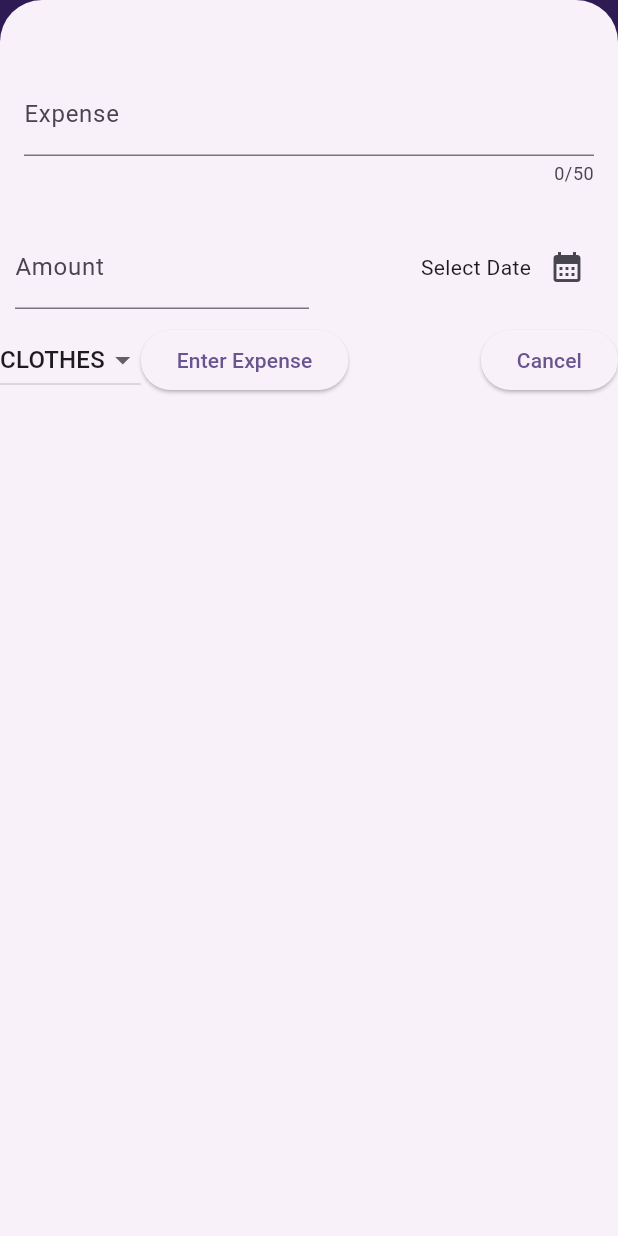
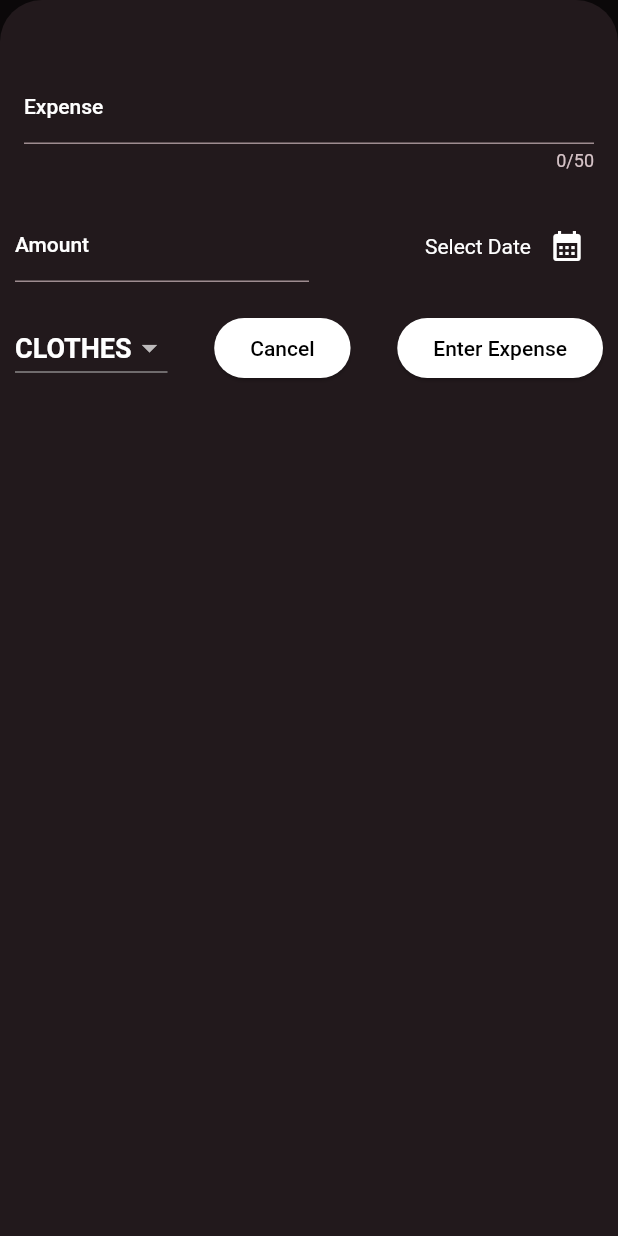
Before and after one commit to Danielogbebor/expense_app, a Flutter app: the screen it shows after launch, after a tap on the "add" icon, on a phone screen of 412 x 824 dp. Run offline on Flutter 3.47's test engine with Material 2 defaults, Android fonts, the phone set to English and light mode, and no system bars.

Commit message:
expense tracker

```diff
--- a/lib/expenses.dart
+++ b/lib/expenses.dart
@@ -1,6 +1,7 @@
 import 'package:expense_app/expenses_list.dart';
 import 'package:expense_app/models/expense.dart';
 import 'package:expense_app/new_expense.dart';
+import 'package:expense_app/widget/chart.dart';
 import 'package:flutter/material.dart';
 
 class Expenses extends StatefulWidget {
@@ -15,6 +16,26 @@ class _ExpensesState extends State<Expenses> {
     setState(() {
       _registeredExpenses.add(expense);
     });
+  }
+
+  void removeExpense(Expense expense) {
+    final expenseIndex = _registeredExpenses.indexOf(expense);
+    setState(() {
+      _registeredExpenses.remove(expense);
+    });
+    ScaffoldMessenger.of(context).clearSnackBars();
+    ScaffoldMessenger.of(context).showSnackBar(SnackBar(
+      duration: Duration(seconds: 3),
+      content: Text("Expense Removed"),
+      action: SnackBarAction(
+        label: "Undo",
+        onPressed: () {
+          setState(() {
+            _registeredExpenses.insert(expenseIndex, expense);
+          });
+        },
+      ),
+    ));
   }
 
   final List<Expense> _registeredExpenses = [
@@ -46,10 +67,22 @@ class _ExpensesState extends State<Expenses> {
   final whitecolor = Colors.white;
   @override
   Widget build(BuildContext context) {
+    final isDarkMode =
+        MediaQuery.of(context).platformBrightness == Brightness.dark;
+    Widget mainContent = const Center(
+      child: Text(
+        "No expense available, Add Expense",
+        style: TextStyle(
+            color: Colors.white, fontWeight: FontWeight.bold, fontSize: 20),
+      ),
+    );
+
     return Scaffold(
-      backgroundColor: Colors.deepPurple,
+      backgroundColor: isDarkMode
+          ? Theme.of(context).colorScheme.primary
+          : Theme.of(context).colorScheme.primary.withOpacity(0.65),
       appBar: AppBar(
-        backgroundColor: Colors.deepPurple,
+        // backgroundColor: Colors.deepPurple,
         title: Text("Expense Tracker",
             style: TextStyle(
                 color: whitecolor, fontSize: 25, fontWeight: FontWeight.bold)),
@@ -66,8 +99,15 @@ class _ExpensesState extends State<Expenses> {
       ),
       body: Center(
         child: Column(mainAxisAlignment: MainAxisAlignment.center, children: [
-          Text("The expense chart"),
-          Expanded(child: ExpenseList(expenses: _registeredExpenses)),
+          Chart(expenses: _registeredExpenses),
+          Expanded(
+            child: _registeredExpenses.isEmpty
+                ? mainContent
+                : ExpenseList(
+                    expenses: _registeredExpenses,
+                    onRemoveExpense: removeExpense,
+                  ),
+          )
         ]),
       ),
     );
--- a/lib/expenses_list.dart
+++ b/lib/expenses_list.dart
@@ -3,14 +3,24 @@ import 'package:expense_app/widget/expense_item.dart';
 import 'package:flutter/material.dart';
 
 class ExpenseList extends StatelessWidget {
-  const ExpenseList({super.key, required this.expenses});
+  ExpenseList(
+      {super.key, required this.expenses, required this.onRemoveExpense});
   final List<Expense> expenses;
+  void Function(Expense expense) onRemoveExpense;
   @override
   Widget build(BuildContext context) {
     return ListView.builder(
       itemCount: expenses.length,
       itemBuilder: (BuildContext context, int index) {
-        return ExpenseItem(expense: expenses[index]);
+        return Dismissible(
+            background: Container(
+              color: Theme.of(context).colorScheme.error,
+            ),
+            key: ValueKey(expenses[index]),
+            onDismissed: (direction) {
+              onRemoveExpense(expenses[index]);
+            },
+            child: ExpenseItem(expense: expenses[index]));
       },
     );
   }
--- a/lib/main.dart
+++ b/lib/main.dart
@@ -4,6 +4,13 @@ import 'package:flutter/material.dart';
 void main() {
   runApp(const MyApp());
 }
+
+var kColorScheme = ColorScheme.fromSeed(seedColor: Colors.deepPurple);
+var kDarkTheme = ColorScheme.fromSeed(
+    brightness: Brightness.dark,
+    seedColor: Color.fromARGB(255, 0, 0, 0),
+    onPrimary: Colors.white,
+    primary: Colors.black);
 
 class MyApp extends StatelessWidget {
   const MyApp({super.key});
@@ -14,11 +21,45 @@ class MyApp extends StatelessWidget {
     return MaterialApp(
       debugShowCheckedModeBanner: false,
       title: 'Flutter Demo',
-      theme: ThemeData(
-        colorScheme: ColorScheme.fromSeed(seedColor: Colors.deepPurple),
+      darkTheme: ThemeData.dark().copyWith(
         useMaterial3: true,
+        colorScheme: kDarkTheme,
+        textTheme: ThemeData().textTheme.copyWith(
+              titleLarge: const TextStyle(
+                fontWeight: FontWeight.bold,
+                fontSize: 18,
+                color: Colors.white,
+              ),
+              titleMedium: const TextStyle(
+                fontWeight: FontWeight.bold,
+                fontSize: 18,
+                color: Colors.white,
+              ),
+            ),
+        elevatedButtonTheme: ElevatedButtonThemeData(
+            style: ElevatedButton.styleFrom(
+                backgroundColor: kDarkTheme.onPrimary,
+                foregroundColor: kDarkTheme.primary)),
       ),
+      theme: ThemeData().copyWith(
+          useMaterial3: true,
+          colorScheme: kColorScheme,
+          appBarTheme: AppBarTheme().copyWith(
+            backgroundColor: kColorScheme.onPrimaryContainer,
+            foregroundColor: kColorScheme.onPrimary,
+          ),
+          textTheme: ThemeData().textTheme.copyWith(
+              titleLarge: TextStyle(
+                  fontWeight: FontWeight.bold,
+                  fontSize: 18,
+                  color: Color.fromARGB(255, 14, 14, 14))),
+          elevatedButtonTheme: ElevatedButtonThemeData(
+              style: ElevatedButton.styleFrom(
+                  backgroundColor: kColorScheme.primaryContainer)),
+          cardTheme: CardTheme()
+              .copyWith(color: Colors.white, margin: EdgeInsets.all(7))),
       home: const Expenses(),
+      themeMode: ThemeMode.dark,
     );
   }
 }
--- a/lib/models/expense.dart
+++ b/lib/models/expense.dart
@@ -12,6 +12,7 @@ const categoryIcons = {
   Category.leisure: Icons.movie,
   Category.food: Icons.food_bank,
   Category.work: Icons.work,
+  Category.clothes: Icons.wallet,
 };
 
 class Expense {
@@ -32,3 +33,23 @@ class Expense {
     return formater.format(date);
   }
 }
+
+class ExpenseBucket {
+  const ExpenseBucket({required this.expenses, required this.category});
+  final List<Expense> expenses;
+  final Category category;
+
+  ExpenseBucket.forCategory(List<Expense> allExpenses, this.category)
+      : expenses = allExpenses
+            .where((expense) => expense.category == category)
+            .toList();
+
+  double get totalExpense {
+    double sum = 0;
+    for (final expense in expenses) {
+      sum += expense.amount;
+    }
+
+    return sum;
+  }
+}
--- a/lib/new_expense.dart
+++ b/lib/new_expense.dart
@@ -1,4 +1,5 @@
 // ignore_for_file: public_member_api_docs, sort_constructors_first
+import 'package:expense_app/main.dart';
 import 'package:flutter/material.dart';
 
 import 'package:expense_app/models/expense.dart';
@@ -27,13 +28,21 @@ class _NewExpenseState extends State<NewExpense> {
 
   @override
   Widget build(BuildContext context) {
+    final isDarkMode =
+        MediaQuery.of(context).platformBrightness == Brightness.dark;
     return Column(
       children: [
         Padding(
           padding: EdgeInsets.fromLTRB(16, 48, 16, 16),
           child: TextField(
             controller: titleController,
-            decoration: InputDecoration(labelText: "Expense"),
+            decoration: InputDecoration(
+              labelText: "Expense",
+              labelStyle: TextStyle(
+                  color: isDarkMode
+                      ? Theme.of(context).colorScheme.primary
+                      : Theme.of(context).colorScheme.onPrimary),
+            ),
             keyboardType: TextInputType.text,
             maxLength: 50,
           ),
@@ -45,8 +54,14 @@ class _NewExpenseState extends State<NewExpense> {
               Expanded(
                 child: TextField(
                   controller: amountController,
-                  decoration:
-                      InputDecoration(labelText: "Amount", prefixText: "\$"),
+                  decoration: InputDecoration(
+                    labelStyle: TextStyle(
+                        color: isDarkMode
+                            ? Theme.of(context).colorScheme.primary
+                            : Theme.of(context).colorScheme.onPrimary),
+                    labelText: "Amount",
+                    prefixText: "\$",
+                  ),
                   keyboardType: TextInputType.number,
                 ),
               ),
@@ -54,24 +69,36 @@ class _NewExpenseState extends State<NewExpense> {
                   child: Row(
                 mainAxisAlignment: MainAxisAlignment.end,
                 children: [
-                  Text(selectedDate == null
+                  Text(
+                      selectedDate == null
                           ? "Select Date"
-                      : formater.format(selectedDate!)),
+                          : formater.format(selectedDate!),
+                      style: TextStyle(
+                          color: isDarkMode
+                              ? Theme.of(context).colorScheme.primary
+                              : Theme.of(context).colorScheme.onPrimary)),
                   IconButton(
                       onPressed: presentDatePicker,
-                      icon: Icon(Icons.calendar_month))
+                      icon: Icon(Icons.calendar_month),
+                      color: isDarkMode
+                          ? Theme.of(context).colorScheme.primary
+                          : Theme.of(context).colorScheme.onPrimary)
                 ],
               ))
             ],
           ),
         ),
-        Row(
+        Padding(
+          padding: const EdgeInsets.all(10.0),
+          child: Row(
             children: [
               DropdownButton(
                 value: selectedCategory,
                 items: Category.values.map((category) {
                   return DropdownMenuItem(
-                    value: category, child: Text(category.name.toUpperCase()));
+                      value: category,
+                      child: Text(category.name.toUpperCase(),
+                          style: Theme.of(context).textTheme.titleLarge));
                 }).toList(),
                 onChanged: (value) {
                   if (value == null) {
@@ -82,15 +109,17 @@ class _NewExpenseState extends State<NewExpense> {
                   });
                 },
               ),
-            ElevatedButton(
-                onPressed: saveExpense, child: const Text("Enter Expense")),
               const Spacer(),
               ElevatedButton(
                   onPressed: () {
                     Navigator.pop(context);
                   },
-                child: const Text("Cancel"))
+                  child: const Text("Cancel")),
+              Spacer(),
+              ElevatedButton(
+                  onPressed: saveExpense, child: const Text("Enter Expense")),
             ],
+          ),
         )
       ],
     );
--- /dev/null
+++ b/lib/widget/chart.dart
@@ -0,0 +1,96 @@
+import 'package:flutter/material.dart';
+
+import '../models/expense.dart';
+import 'chart_bar.dart';
+
+class Chart extends StatelessWidget {
+  const Chart({super.key, required this.expenses});
+
+  final List<Expense> expenses;
+
+  List<ExpenseBucket> get buckets {
+    return [
+      ExpenseBucket.forCategory(expenses, Category.food),
+      ExpenseBucket.forCategory(expenses, Category.leisure),
+      ExpenseBucket.forCategory(expenses, Category.travel),
+      ExpenseBucket.forCategory(expenses, Category.work),
+      ExpenseBucket.forCategory(expenses, Category.clothes)
+    ];
+  }
+
+  double get maxTotalExpense {
+    double maxTotalExpense = 0;
+
+    for (final bucket in buckets) {
+      if (bucket.totalExpense > maxTotalExpense) {
+        maxTotalExpense = bucket.totalExpense;
+      }
+    }
+
+    return maxTotalExpense;
+  }
+
+  @override
+  Widget build(BuildContext context) {
+    final isDarkMode =
+        MediaQuery.of(context).platformBrightness == Brightness.dark;
+    return Container(
+      margin: const EdgeInsets.all(16),
+      padding: const EdgeInsets.symmetric(
+        vertical: 16,
+        horizontal: 8,
+      ),
+      width: double.infinity,
+      height: 180,
+      decoration: BoxDecoration(
+        borderRadius: BorderRadius.circular(8),
+        gradient: LinearGradient(
+          colors: [
+            Theme.of(context).colorScheme.onPrimary.withOpacity(0.3),
+            Theme.of(context).colorScheme.primary.withOpacity(0.0)
+          ],
+          begin: Alignment.bottomCenter,
+          end: Alignment.topCenter,
+        ),
+      ),
+      child: Column(
+        children: [
+          Expanded(
+            child: Row(
+              crossAxisAlignment: CrossAxisAlignment.end,
+              children: [
+                for (final bucket in buckets) // alternative to map()
+                  ChartBar(
+                    fill: bucket.totalExpense == 0
+                        ? 0
+                        : bucket.totalExpense / maxTotalExpense,
+                  )
+              ],
+            ),
+          ),
+          const SizedBox(height: 12),
+          Row(
+            children: buckets
+                .map(
+                  (bucket) => Expanded(
+                    child: Padding(
+                      padding: const EdgeInsets.symmetric(horizontal: 4),
+                      child: Icon(
+                        categoryIcons[bucket.category],
+                        color: isDarkMode
+                            ? Theme.of(context).colorScheme.onPrimary
+                            : Theme.of(context)
+                                .colorScheme
+                                .primary
+                                .withOpacity(0.7),
+                      ),
+                    ),
+                  ),
+                )
+                .toList(),
+          )
+        ],
+      ),
+    );
+  }
+}
--- /dev/null
+++ b/lib/widget/chart_bar.dart
@@ -0,0 +1,34 @@
+import 'package:flutter/material.dart';
+
+class ChartBar extends StatelessWidget {
+  const ChartBar({
+    super.key,
+    required this.fill,
+  });
+
+  final double fill;
+
+  @override
+  Widget build(BuildContext context) {
+    final isDarkMode =
+        MediaQuery.of(context).platformBrightness == Brightness.dark;
+    return Expanded(
+      child: Padding(
+        padding: const EdgeInsets.symmetric(horizontal: 4),
+        child: FractionallySizedBox(
+          heightFactor: fill,
+          child: DecoratedBox(
+            decoration: BoxDecoration(
+              shape: BoxShape.rectangle,
+              borderRadius:
+                  const BorderRadius.vertical(top: Radius.circular(8)),
+              color: isDarkMode
+                  ? Theme.of(context).colorScheme.onPrimary
+                  : Theme.of(context).colorScheme.primary.withOpacity(0.65),
+            ),
+          ),
+        ),
+      ),
+    );
+  }
+}
--- a/lib/widget/expense_item.dart
+++ b/lib/widget/expense_item.dart
@@ -1,3 +1,4 @@
+import 'package:expense_app/main.dart';
 import 'package:flutter/material.dart';
 
 import '../models/expense.dart';
@@ -11,17 +12,20 @@ class ExpenseItem extends StatelessWidget {
       child: Padding(
         padding: const EdgeInsets.all(30),
         child: Column(
+          crossAxisAlignment: CrossAxisAlignment.start,
           children: [
-            Text(expense.title),
+            Text(expense.title, style: Theme.of(context).textTheme.titleLarge),
             Row(
               children: [
-                Text('\$${expense.amount.toStringAsFixed(2)}'),
+                Text('\$${expense.amount.toStringAsFixed(2)}',
+                    style: Theme.of(context).textTheme.titleLarge),
                 Spacer(),
                 Icon(categoryIcons[expense.category]),
                 SizedBox(
                   width: 5,
                 ),
-                Text(expense.formatedDate)
+                Text(expense.formatedDate,
+                    style: Theme.of(context).textTheme.titleLarge)
               ],
             )
           ],
```
Lines whose indentation alone changed are shown as unchanged.
